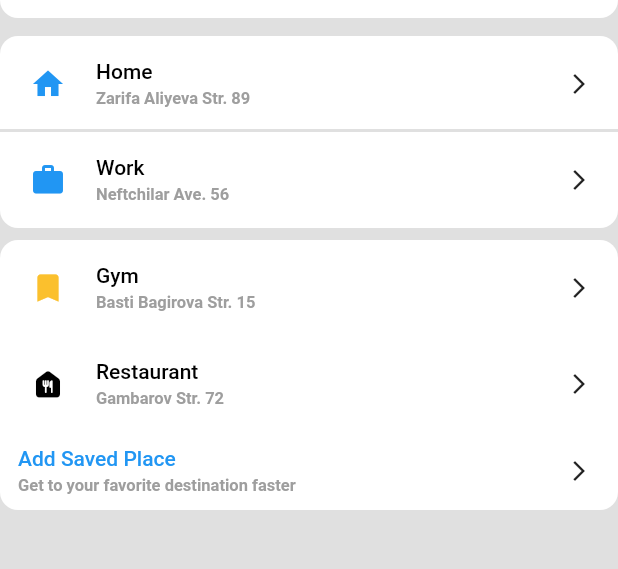
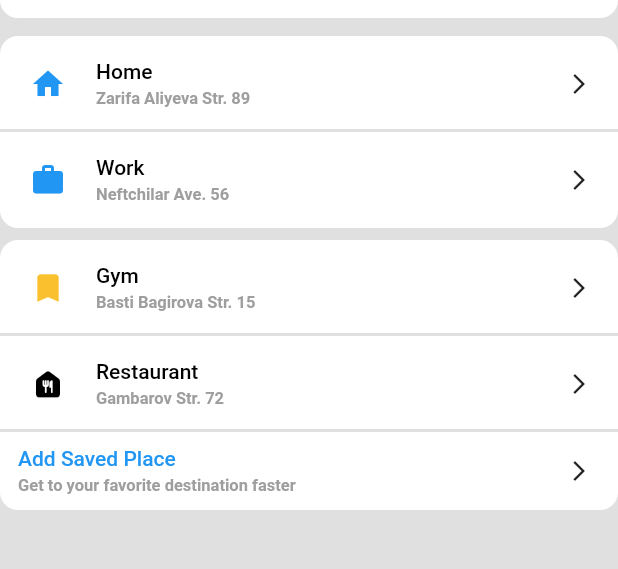
Before and after one commit to elvinosmanov/design_saved_places, a Flutter app: the screen it shows after launch, on a phone screen of 412 x 824 dp, the part 156-725 px from its top. Run offline on Flutter 3.47's test engine with Material 2 defaults, Android fonts, the phone set to English and light mode, and no system bars.

Commit message:
added divider

```diff
--- a/lib/screens/saved_places.dart
+++ b/lib/screens/saved_places.dart
@@ -59,6 +59,11 @@ class _SavedPlacesState extends State<SavedPlaces> {
                       iconData: Icons.bookmark_outlined,
                       iconColor: Colors.yellow[700]),
                 ),
+                Divider(
+                  color: Colors.grey[300],
+                  thickness: 2,
+                  height: 0,
+                ),
                 customDismissible(
                   key: Key("2"),
                   bgColor: Colors.red,
@@ -67,6 +72,11 @@ class _SavedPlacesState extends State<SavedPlaces> {
                       subtitle: 'Gambarov Str. 72',
                       iconData: Icons.food_bank_rounded,
                       iconColor: Colors.black),
+                ),
+                Divider(
+                  color: Colors.grey[300],
+                  thickness: 2,
+                  height: 0,
                 ),
                 customDismissible(
                   key: Key("3"),
```
